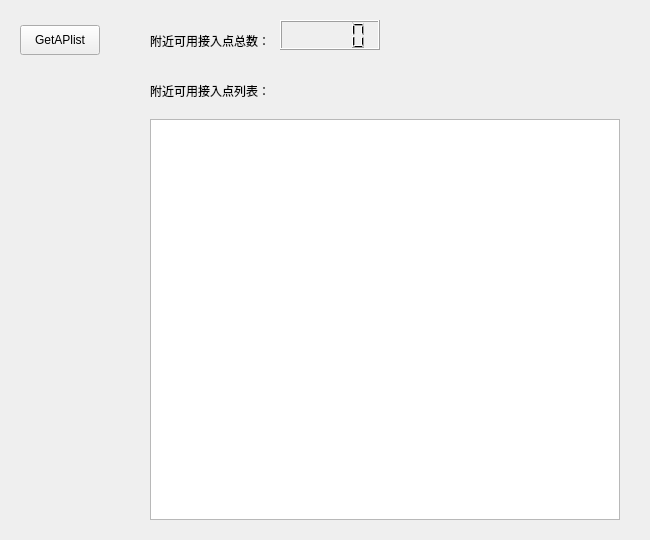
Before: the Qt Designer form wirelessui/aplist.ui in leeyiw/wireless-defender, drawn with Qt 5.
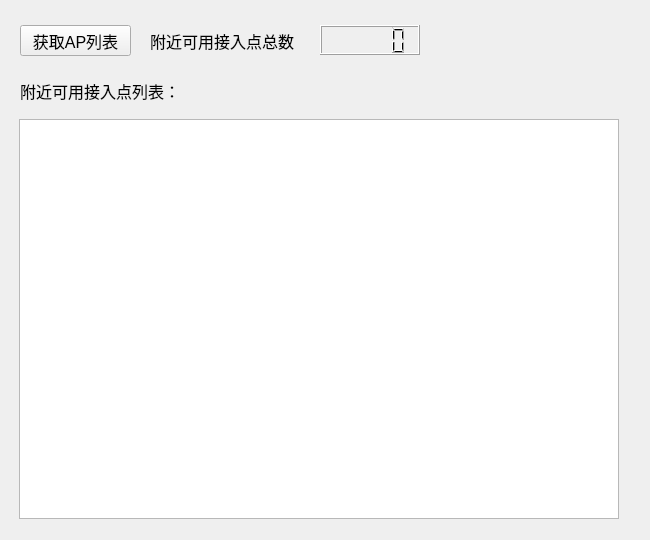
After: the same form once the commit is applied.

What changed in the file:
```diff
--- a/wirelessui/aplist.ui
+++ b/wirelessui/aplist.ui
@@ -18,12 +18,17 @@
     <rect>
      <x>20</x>
      <y>25</y>
-     <width>80</width>
-     <height>30</height>
+     <width>111</width>
+     <height>31</height>
     </rect>
    </property>
+   <property name="font">
+    <font>
+     <pointsize>12</pointsize>
+    </font>
+   </property>
    <property name="text">
-    <string>GetAPlist</string>
+    <string>获取AP列表</string>
    </property>
   </widget>
   <widget class="QLabel" name="label_2">
@@ -31,10 +36,15 @@
     <rect>
      <x>150</x>
      <y>15</y>
-     <width>121</width>
+     <width>150</width>
      <height>51</height>
     </rect>
    </property>
+   <property name="font">
+    <font>
+     <pointsize>12</pointsize>
+    </font>
+   </property>
    <property name="text">
     <string>附近可用接入点总数：</string>
    </property>
@@ -42,12 +52,17 @@
   <widget class="QLabel" name="label_3">
    <property name="geometry">
     <rect>
-     <x>150</x>
+     <x>20</x>
      <y>70</y>
      <width>261</width>
      <height>41</height>
     </rect>
    </property>
+   <property name="font">
+    <font>
+     <pointsize>12</pointsize>
+    </font>
+   </property>
    <property name="text">
     <string>附近可用接入点列表：</string>
    </property>
@@ -55,18 +70,18 @@
   <widget class="QTableView" name="ap_table">
    <property name="geometry">
     <rect>
-     <x>150</x>
+     <x>19</x>
      <y>119</y>
-     <width>470</width>
-     <height>401</height>
+     <width>600</width>
+     <height>400</height>
     </rect>
    </property>
   </widget>
   <widget class="QLCDNumber" name="ap_num">
    <property name="geometry">
     <rect>
-     <x>280</x>
-     <y>20</y>
+     <x>320</x>
+     <y>25</y>
      <width>100</width>
      <height>30</height>
     </rect>
```
